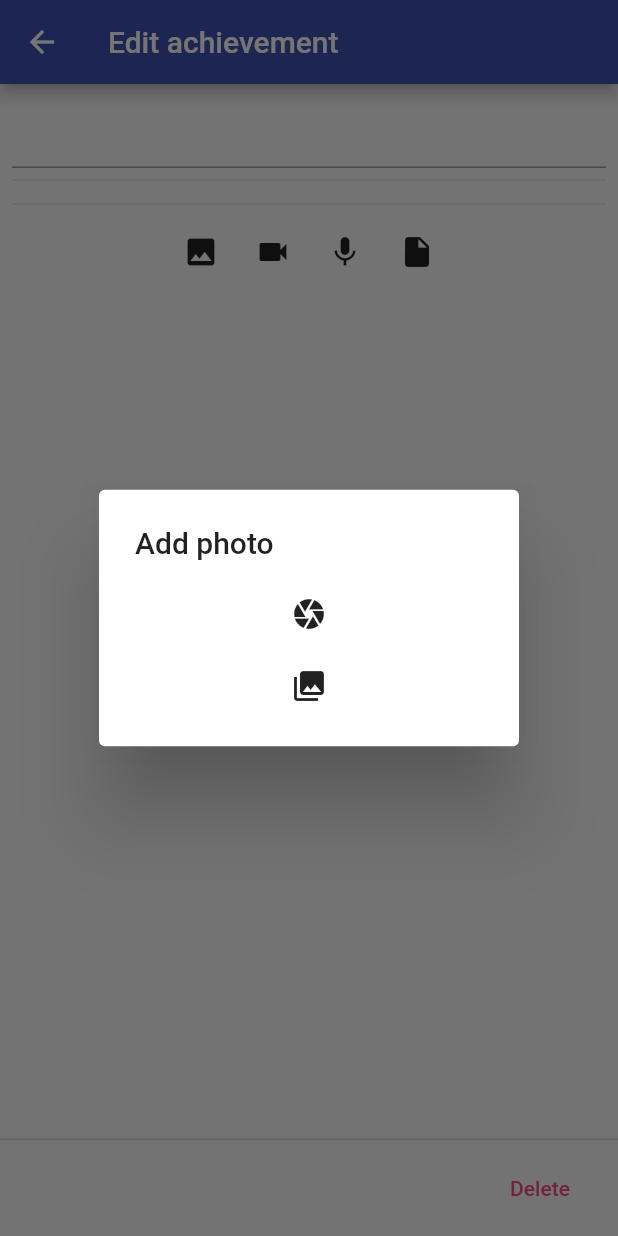
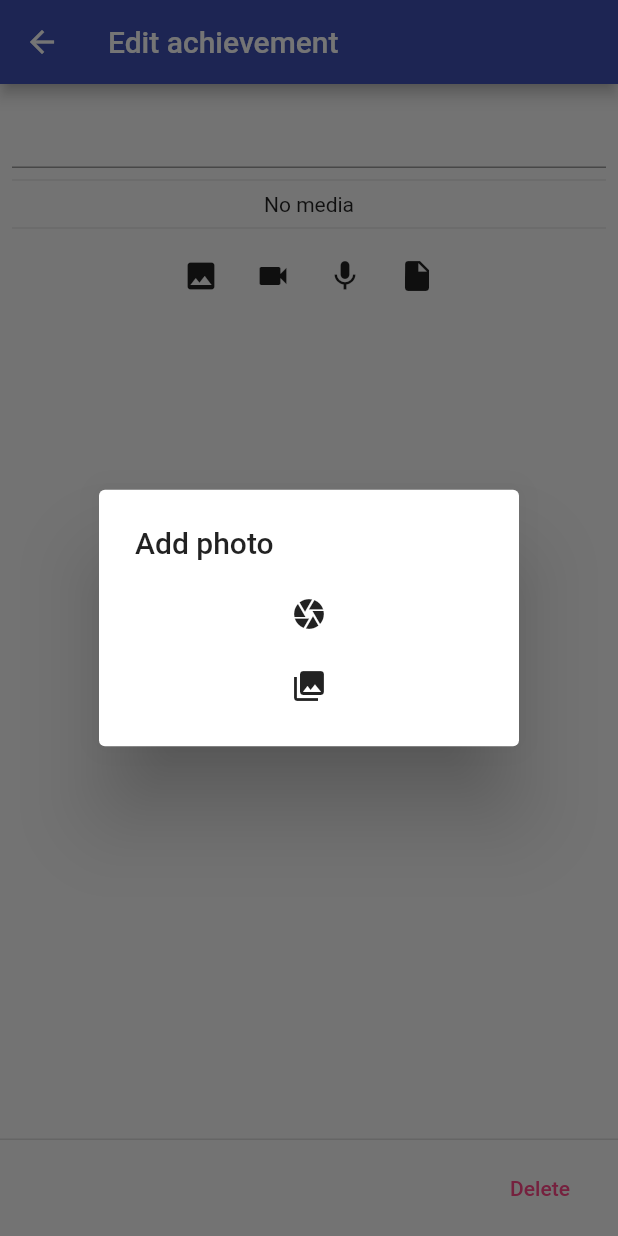
Before and after one commit to FellowHead/skilitri, a Flutter app: the EditAchievement screen opened directly with empty values, after a tap on the "image" icon, on a phone screen of 412 x 824 dp. Run offline on Flutter 3.47's test engine with Material 2 defaults, Android fonts, the phone set to English and light mode, and no system bars; our stand-ins replace fluttertoast, image_picker, video_player; missing offline and left inert: flutter_sound, matrix_gesture_detector; statements that could not run were skipped.

Commit message:
display information when no connections were made

```diff
--- a/lib/achievements.dart
+++ b/lib/achievements.dart
@@ -30,7 +30,7 @@ class _EditAchievementState extends State<EditAchievement> {
   Widget build(BuildContext context) {
     return WillPopScope(
       onWillPop: () {
-        if (widget.achievement.comment == null) {
+        if (widget.achievement.comment == "" && widget.achievement.mediaItems.length == 0) {
           print("deleting because of no comment");
           widget.achievement.remove();
           Navigator.pop(context, true);
@@ -140,6 +140,9 @@ class _EditAchievementState extends State<EditAchievement> {
   }
 
   Widget buildMediaCol() {
+    if (widget.achievement.mediaItems.length == 0) {
+      return Text("No media");
+    }
     return Column(
       children: widget.achievement.mediaItems.map((mi) => Padding(
         padding: const EdgeInsets.all(4.0),
--- a/lib/tree.dart
+++ b/lib/tree.dart
@@ -15,9 +15,8 @@ import 'package:video_player/video_player.dart';
 import 'achievements.dart';
 
 class Achievement extends TreeNeeder with Child {
-  String comment;
+  String comment = "";
   List<MediaItem> mediaItems = [];
-  Set<Node> influenced;
 
   Achievement(SkillTree tree) : super(tree);
 
@@ -378,6 +377,9 @@ class Node extends Parent with Child { // aka Skill
 
   Widget getChildrenInfo(BuildContext context, ValueNotifier notifier) {
     List<Achievement> data = List.from(getDescendants().where((a) => a is Achievement));
+    if (data.length == 0) {
+      return Text("No connected achievements");
+    }
     data.sort((a, b) => b.creationDate.millisecondsSinceEpoch - a.creationDate.millisecondsSinceEpoch);
     return Column(
       children: data.map((d) =>
```
